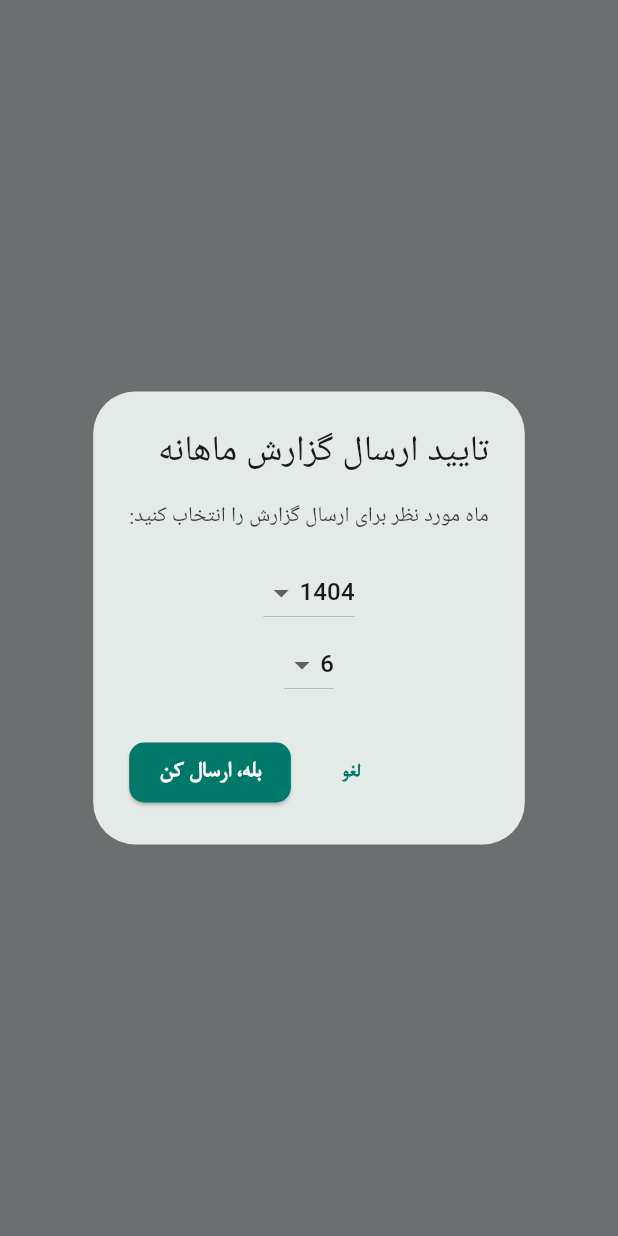
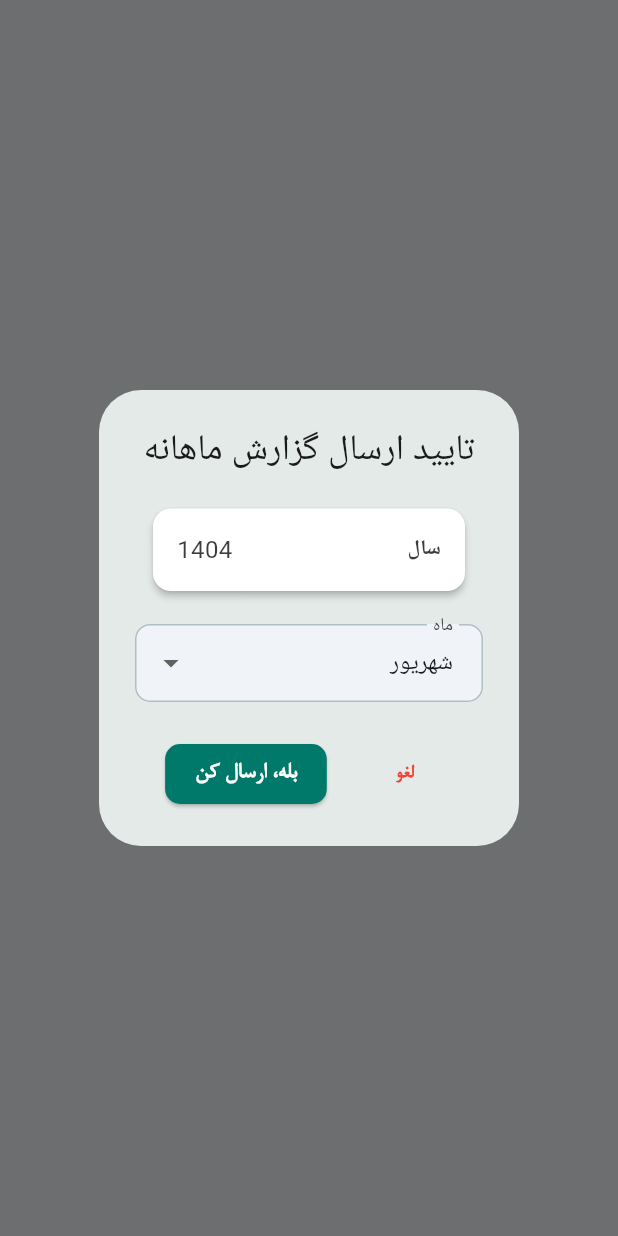
Before and after one commit to masood129/timesheet, a Flutter app: what showMonthlyReportDialog() shows on an empty page, opened directly with empty values, after a tap on "لغو", on a phone screen of 412 x 824 dp. Run offline on Flutter 3.47's test engine with Material 3 defaults, Android fonts, the phone set to English and light mode, and no system bars; our stand-ins replace flutter_native_splash, get, permission_handler, shamsi_date, shared_preferences, timezone; missing offline and left inert: excel, file_saver, persian_datetime_picker; accounts and stored records are empty; network calls fail.

Commit message:
fix monthly_report_dialog.dart ui

```diff
--- a/lib/home/component/widget/calendar_day_card.dart
+++ b/lib/home/component/widget/calendar_day_card.dart
@@ -5,7 +5,6 @@ import 'package:timesheet/core/theme/theme.dart';
 
 import '../../controller/home_controller.dart';
 import '../../controller/task_controller.dart';
-import '../note_dialog.dart';
 
 class CalendarDayCard extends StatefulWidget {
   final Jalali date;
--- a/lib/home/component/widget/grid_calendar_day_card.dart
+++ b/lib/home/component/widget/grid_calendar_day_card.dart
@@ -2,8 +2,6 @@ import 'package:flutter/material.dart';
 import 'package:get/get.dart';
 import 'package:shamsi_date/shamsi_date.dart';
 import '../../controller/home_controller.dart';
-import '../../controller/task_controller.dart';
-import '../note_dialog.dart';
 
 class GridCalendarDayCard extends StatelessWidget {
   final Jalali date;
@@ -14,7 +12,6 @@ class GridCalendarDayCard extends StatelessWidget {
   Widget build(BuildContext context) {
     final colorScheme = Theme.of(context).colorScheme;
     final homeController = Get.find<HomeController>();
-    final taskController = Get.find<TaskController>();
 
     return Obx(() {
       final isFriday = date.weekDay == 7;
--- a/lib/home/component/widget/monthly_report_dialog.dart
+++ b/lib/home/component/widget/monthly_report_dialog.dart
@@ -11,66 +11,71 @@ void showMonthlyReportDialog(
   final currentYear = Jalali.now().year;
   final currentMonth = Jalali.now().month;
 
-  // سال‌های مجاز: از 1400 تا سال جاری
-  final List<int> years = List.generate(
-    currentYear - 1400 + 1,
-    (index) => 1400 + index,
-  );
+  // ماه‌های شمسی تا ماه جاری
+  final months = List.generate(currentMonth, (index) => index + 1);
+  final monthNames = [
+    'فروردین',
+    'اردیبهشت',
+    'خرداد',
+    'تیر',
+    'مرداد',
+    'شهریور',
+    'مهر',
+    'آبان',
+    'آذر',
+    'دی',
+    'بهمن',
+    'اسفند',
+  ];
 
-  // متغیرهای انتخاب‌شده (پیشفرض: جاری)
-  var selectedYear = currentYear.obs;
+  // متغیر انتخاب‌شده برای ماه (پیشفرض: جاری)
   var selectedMonth = currentMonth.obs;
 
   Get.dialog(
     AlertDialog(
-      title: Text('تایید ارسال گزارش ماهانه'),
-      content: Column(
+      title: Text('تایید ارسال گزارش ماهانه'.tr, textAlign: TextAlign.center),
+      content: SingleChildScrollView(
+        child: Column(
           mainAxisSize: MainAxisSize.min,
+          crossAxisAlignment: CrossAxisAlignment.stretch,
           children: [
-          Text('ماه مورد نظر برای ارسال گزارش را انتخاب کنید:'),
-          const SizedBox(height: 16),
-          // Dropdown برای سال
-          Obx(
-            () => DropdownButton<int>(
-              value: selectedYear.value,
-              items:
-                  years
-                      .map(
-                        (year) => DropdownMenuItem<int>(
-                          value: year,
-                          child: Text(year.toString()),
+            // نمایش سال ثابت (غیرقابل تغییر، شمسی)
+            Card(
+              elevation: 2,
+              child: Padding(
+                padding: const EdgeInsets.all(16.0),
+                child: Row(
+                  mainAxisAlignment: MainAxisAlignment.spaceBetween,
+                  children: [
+                    Text(
+                      'سال'.tr,
+                      style: TextStyle(fontWeight: FontWeight.bold),
                     ),
-                      )
-                      .toList(),
-              onChanged: (newYear) {
-                if (newYear != null) {
-                  selectedYear.value = newYear;
-                  // اگر سال جاری باشه، ماه رو محدود کن
-                  if (newYear == currentYear &&
-                      selectedMonth.value > currentMonth) {
-                    selectedMonth.value = currentMonth;
-                  }
-                }
-              },
+                    Text(
+                      currentYear.toString(),
+                      style: TextStyle(fontSize: 16),
+                    ),
+                  ],
                 ),
               ),
-          // Dropdown برای ماه
+            ),
+            const SizedBox(height: 16),
+            // انتخاب ماه با نام‌های شمسی و محدود به ماه جاری
             Obx(
-            () => DropdownButton<int>(
+                  () => DropdownButtonFormField<int>(
                 value: selectedMonth.value,
-              items:
-                  _getMonthsForYear(
-                        selectedYear.value,
-                        currentYear,
-                        currentMonth,
-                      )
-                      .map(
-                        (month) => DropdownMenuItem<int>(
+                decoration: InputDecoration(
+                  labelText: 'ماه'.tr,
+                  border: OutlineInputBorder(
+                    borderRadius: BorderRadius.circular(8),
+                  ),
+                ),
+                items: months.map((month) {
+                  return DropdownMenuItem(
                     value: month,
-                          child: Text(month.toString()),
-                        ),
-                      )
-                      .toList(),
+                    child: Text(monthNames[month - 1]),
+                  );
+                }).toList(),
                 onChanged: (newMonth) {
                   if (newMonth != null) {
                     selectedMonth.value = newMonth;
@@ -80,34 +85,24 @@ void showMonthlyReportDialog(
             ),
           ],
         ),
+      ),
+      actionsAlignment: MainAxisAlignment.spaceEvenly,
       actions: [
-        TextButton(onPressed: () => Get.back(), child: Text('لغو')),
+        TextButton(
+          onPressed: () => Get.back(),
+          child: Text('لغو'.tr, style: TextStyle(color: Colors.red)),
+        ),
         ElevatedButton(
           onPressed: () async {
             Get.back(); // بستن دیالوگ
             await homeController.submitMonthlyReport(
-              selectedYear.value,
+              currentYear,
               selectedMonth.value,
             );
           },
-          child: Text('بله، ارسال کن'),
+          child: Text('بله، ارسال کن'.tr),
         ),
       ],
     ),
   );
 }
-
-// تابع کمکی برای گرفتن ماه‌های مجاز بر اساس سال
-List<int> _getMonthsForYear(int year, int currentYear, int currentMonth) {
-  if (year < currentYear) {
-    return List.generate(
-      12,
-      (index) => index + 1,
-    ); // همه ماه‌ها برای سال‌های گذشته
-  } else {
-    return List.generate(
-      currentMonth,
-      (index) => index + 1,
-    ); // فقط تا ماه جاری برای سال جاری
-  }
-}
```
Also changed, not shown: pubspec.lock. Lines whose indentation alone changed are shown as unchanged.
